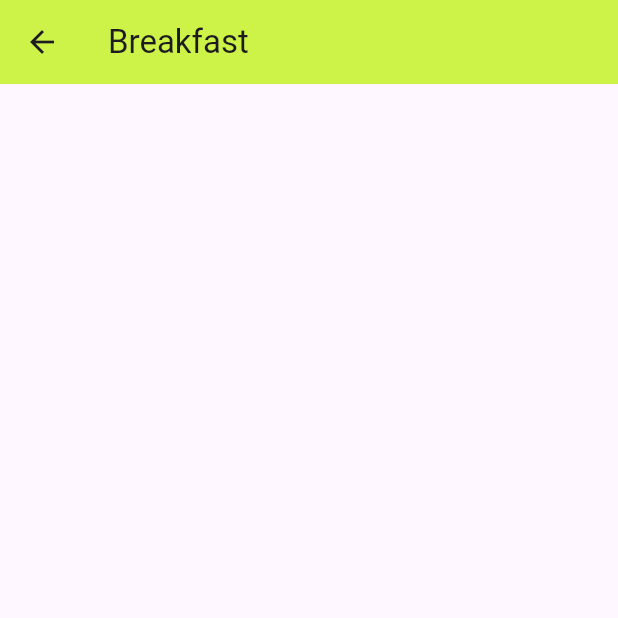
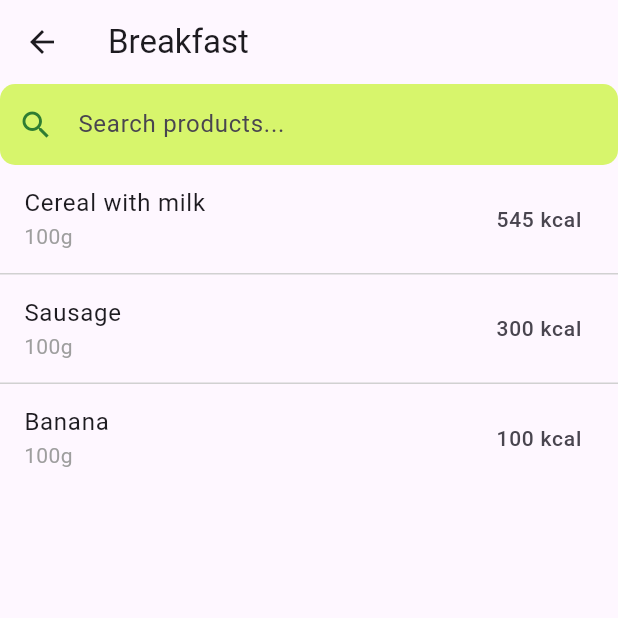
Before and after one commit to jaqubm/calorieCounter_frontend, a Flutter app: the HomeScreen screen opened directly, after a tap on the "add circle outline" icon, on a phone screen of 412 x 824 dp, the top half of it. Run offline on Flutter 3.47's test engine with Material 3 defaults, Android fonts, the phone set to English and light mode, and no system bars; our stand-ins replace flutter_dotenv, google_sign_in, shared_preferences; accounts and stored records are empty.

Commit message:
edit dish view, code refactor

```diff
--- a/lib/main.dart
+++ b/lib/main.dart
@@ -1,3 +1,4 @@
+import 'package:caloriecounter/providers/dish_products_provider.dart';
 import 'package:caloriecounter/providers/product_provider.dart';
 import 'package:caloriecounter/services/auth_checker.dart';
 import 'package:flutter/material.dart';
@@ -11,6 +12,7 @@ void main() async {
     MultiProvider(
       providers: [
         ChangeNotifierProvider(create: (_) => ProductProvider()),
+        ChangeNotifierProvider(create: (_) => DishProductProvider()),
       ],
       child: CalorieCounterApp(),
     ),
--- a/lib/models/product.dart
+++ b/lib/models/product.dart
@@ -44,4 +44,7 @@ class Product with ChangeNotifier {
     notifyListeners();
   }
 
+  Product();
+  Product.basic(this.name, this.energy, this.valuesPer);
+
 }
--- /dev/null
+++ b/lib/providers/dish_products_provider.dart
@@ -0,0 +1,24 @@
+import 'package:caloriecounter/models/product.dart';
+import 'package:caloriecounter/services/dish_products_service.dart';
+import 'package:flutter/material.dart';
+
+class DishProductProvider with ChangeNotifier {
+  List<Product> _ingredients = [];
+  bool _isLoading = false;
+
+  List<Product> get ingredients => _ingredients;
+  bool get isLoading => _isLoading;
+
+  void searchProducts(String query, List<Product> ingredients) {
+    _isLoading = true;
+    notifyListeners();
+    if (query.isEmpty) {
+      _ingredients = ingredients;
+    } else {
+      _ingredients = DishProductsService().searchProducts(query, ingredients);
+
+    }
+    _isLoading = false;
+    notifyListeners();
+  }
+}
--- a/lib/screens/add_screen.dart
+++ b/lib/screens/add_screen.dart
@@ -1,11 +1,17 @@
 
 
 import 'package:caloriecounter/colors.dart';
+import 'package:caloriecounter/models/product.dart';
+import 'package:caloriecounter/providers/dish_products_provider.dart';
+import 'package:caloriecounter/widgets/found_items_list.dart';
 import 'package:flutter/material.dart';
+import 'package:provider/provider.dart';
+
+import '../widgets/search_input.dart';
 
 class AddScreen extends StatefulWidget {
   final String dishName;
-  final List<Map<String, dynamic>> ingredients;
+  final List<Product> ingredients;
 
   AddScreen({
     required this.dishName,
@@ -21,18 +27,30 @@ class AddScreen extends StatefulWidget {
 
 class _AddScreenState extends State<AddScreen> {
   final String dishName;
-  final List<Map<String, dynamic>> ingredients;
+  final List<Product> ingredients;
+  final TextEditingController _searchController = TextEditingController();
 
   _AddScreenState(this.dishName, this.ingredients);
 
   @override
   Widget build(BuildContext context) {
+    final dishProductProvider = Provider.of<DishProductProvider>(context);
+    dishProductProvider.searchProducts('', ingredients);
+
     return Scaffold(
       appBar: AppBar(
-        backgroundColor: AppColors.primaryColor,
         title: Text(dishName),
       ),
-
+      body: Column(
+        children: [
+          SearchInput(
+            hintText: 'Search products...',
+            controller: _searchController,
+            onChanged: (query) => dishProductProvider.searchProducts(query, ingredients),
+          ),
+          FoundItemsList(dishProductProvider.isLoading, dishProductProvider.ingredients)
+        ],
+      ),
 
     );
   }
--- a/lib/screens/home_screen.dart
+++ b/lib/screens/home_screen.dart
@@ -1,3 +1,4 @@
+import 'package:caloriecounter/models/product.dart';
 import 'package:flutter/material.dart';
 
 import '../widgets/dish_section.dart';
@@ -53,9 +54,9 @@ class HomeScreenState extends State<HomeScreen> {
                 mealType: 'Breakfast',
                 totalCalories: 945,
                 ingredients: [
-                  {'name': 'Cereal with milk', 'calories': 545},
-                  {'name': 'Sausage', 'calories': 300},
-                  {'name': 'Banana', 'calories': 100},
+                  Product.basic('Cereal with milk', 545, 100),
+                  Product.basic('Sausage', 300, 100),
+                  Product.basic('Banana', 100, 100)
                 ],
               ),
             ),
@@ -68,9 +69,9 @@ class HomeScreenState extends State<HomeScreen> {
                 mealType: 'Lunch',
                 totalCalories: 1200,
                 ingredients: [
-                  {'name': 'Pork chop', 'calories': 500},
-                  {'name': 'Potatoes', 'calories': 500},
-                  {'name': 'Salad', 'calories': 200},
+                  Product.basic('Pork chop', 500, 80),
+                  Product.basic('Potatoes', 500, 70),
+                  Product.basic('Salad', 200, 95)
                 ],
               ),
             ),
@@ -83,7 +84,7 @@ class HomeScreenState extends State<HomeScreen> {
                 mealType: 'Dessert',
                 totalCalories: 500,
                 ingredients: [
-                  {'name': 'Apple pie', 'calories': 500},
+                  Product.basic('Apple pie', 500, 100)
                 ],
               ),
             ),
@@ -96,9 +97,9 @@ class HomeScreenState extends State<HomeScreen> {
                 mealType: 'Dinner',
                 totalCalories: 792,
                 ingredients: [
-                  {'name': 'Grilled Chicken Breast (200g)', 'calories': 330},
-                  {'name': 'Quinoa (1 cup, cooked)', 'calories': 222},
-                  {'name': 'Avocado (1 medium)', 'calories': 240},
+                  Product.basic('Grilled Chicken Breast (200g)', 330, 200),
+                  Product.basic('Quinoa (1 cup, cooked)', 222, 50),
+                  Product.basic('Avocado (1 medium)', 240, 30)
                 ],
               ),
             ),
--- a/lib/screens/products_screen.dart
+++ b/lib/screens/products_screen.dart
@@ -2,6 +2,7 @@ import 'package:caloriecounter/colors.dart';
 import 'package:caloriecounter/providers/product_provider.dart';
 import 'package:caloriecounter/screens/add_product_screen.dart';
 import 'package:caloriecounter/utils/formatters.dart';
+import 'package:caloriecounter/widgets/found_items_list.dart';
 import 'package:caloriecounter/widgets/search_input.dart';
 import 'package:flutter/material.dart';
 import 'package:provider/provider.dart';
@@ -48,33 +49,7 @@ class _ProductsScreenState extends State<ProductsScreen> {
             controller: _searchController,
             onChanged: (query) => productProvider.searchProducts(query),
           ),
-          Expanded(
-            child: productProvider.isLoading
-                ? Center(child: CircularProgressIndicator())
-                : ListView.separated(
-                    itemCount: productProvider.products.length,
-                    itemBuilder: (context, index) {
-                      final product = productProvider.products[index];
-                      return ListTile(
-                        title: Text(product.name),
-                        subtitle: Text(
-                          Formatters.formatDouble(product.valuesPer) + "g",
-                          style: TextStyle(color: Colors.grey),
-                        ),
-                        trailing: Text(
-                          Formatters.formatDouble(product.energy) + " kcal",
-                          textAlign: TextAlign.right,
-                          style: TextStyle(fontSize: 14),
-                        ),
-                      );
-                    },
-                    separatorBuilder: (context, index) {
-                      return Divider(
-                          height: 1,
-                          color: const Color.fromARGB(255, 209, 209, 209));
-                    },
-                  ),
-          ),
+          FoundItemsList(productProvider.isLoading, productProvider.products)
         ],
       ),
       floatingActionButtonLocation: FloatingActionButtonLocation.centerDocked,
--- /dev/null
+++ b/lib/services/dish_products_service.dart
@@ -0,0 +1,9 @@
+import 'package:caloriecounter/models/product.dart';
+
+class DishProductsService {
+  List<Product> searchProducts(String query, List<Product> ingredients){
+    return ingredients.where((ingredient) {
+      return ingredient.name.contains(query);
+    }).toList();
+  }
+}
--- a/lib/widgets/dish_section.dart
+++ b/lib/widgets/dish_section.dart
@@ -1,3 +1,4 @@
+import 'package:caloriecounter/models/product.dart';
 import 'package:caloriecounter/screens/add_screen.dart';
 import 'package:flutter/material.dart';
 import 'package:caloriecounter/colors.dart';
@@ -5,7 +6,7 @@ import 'package:caloriecounter/colors.dart';
 class MealCard extends StatelessWidget {
   final String mealType;
   final int totalCalories;
-  final List<Map<String, dynamic>> ingredients;
+  final List<Product> ingredients;
 
   MealCard({
     required this.mealType,
@@ -15,7 +16,7 @@ class MealCard extends StatelessWidget {
 
   @override
   Widget build(BuildContext context) {
-    void _onAddProduct(BuildContext context) async {
+    void _onEditProduct(BuildContext context) async {
       final result = await Navigator.push(
         context,
         MaterialPageRoute(builder: (context) => AddScreen(dishName: mealType, ingredients: ingredients)),
@@ -70,7 +71,7 @@ class MealCard extends StatelessWidget {
                           iconSize: 30.0,
                           padding: EdgeInsets.all(8.0),
                           icon: Icon(Icons.add_circle_outline),
-                          onPressed: () => _onAddProduct(context),
+                          onPressed: () => _onEditProduct(context),
                         ),
                       ),
                     ],
@@ -80,8 +81,8 @@ class MealCard extends StatelessWidget {
               ),
 
              ...ingredients.map((ingredient) {
-                final ingredientName = ingredient['name'];
-                final ingredientCalories = ingredient['calories'];
+                final ingredientName = ingredient.name;
+                final ingredientCalories = ingredient.energy.toInt();
 
                 return Padding(
                   padding: EdgeInsets.all(16.0),
--- /dev/null
+++ b/lib/widgets/found_items_list.dart
@@ -0,0 +1,42 @@
+
+import 'package:caloriecounter/models/product.dart';
+import 'package:caloriecounter/utils/formatters.dart';
+import 'package:flutter/cupertino.dart';
+import 'package:flutter/material.dart';
+
+class FoundItemsList extends StatelessWidget{
+  bool isLoading;
+  List<Product> products;
+  FoundItemsList(this.isLoading, this.products);
+
+  @override
+  Widget build(BuildContext context) {
+    return Expanded(
+      child: isLoading
+        ? Center(child: CircularProgressIndicator())
+        : ListView.separated(
+            itemCount: products.length,
+            itemBuilder: (context, index) {
+              final product = products[index];
+              return ListTile(
+                title: Text(product.name),
+                subtitle: Text(
+                  Formatters.formatDouble(product.valuesPer) + "g",
+                  style: TextStyle(color: Colors.grey),
+                ),
+                trailing: Text(
+                  Formatters.formatDouble(product.energy) + " kcal",
+                  textAlign: TextAlign.right,
+                  style: TextStyle(fontSize: 14),
+                ),
+              );
+            },
+            separatorBuilder: (context, index) {
+              return Divider(
+                  height: 1,
+                  color: const Color.fromARGB(255, 209, 209, 209));
+            },
+          ),
+    );
+  }
+}
```
